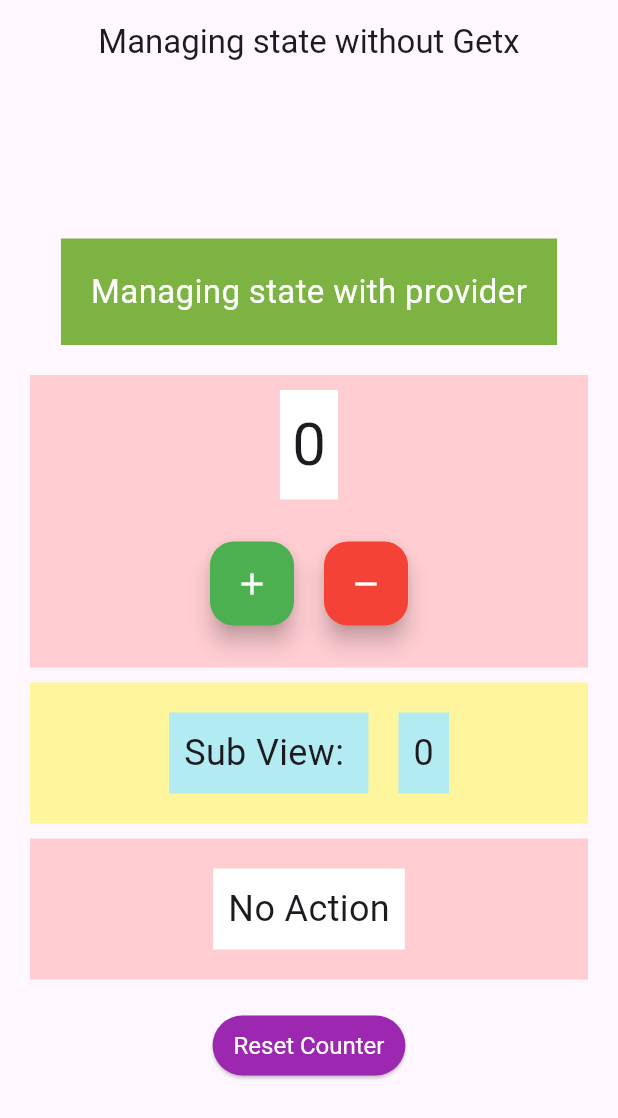
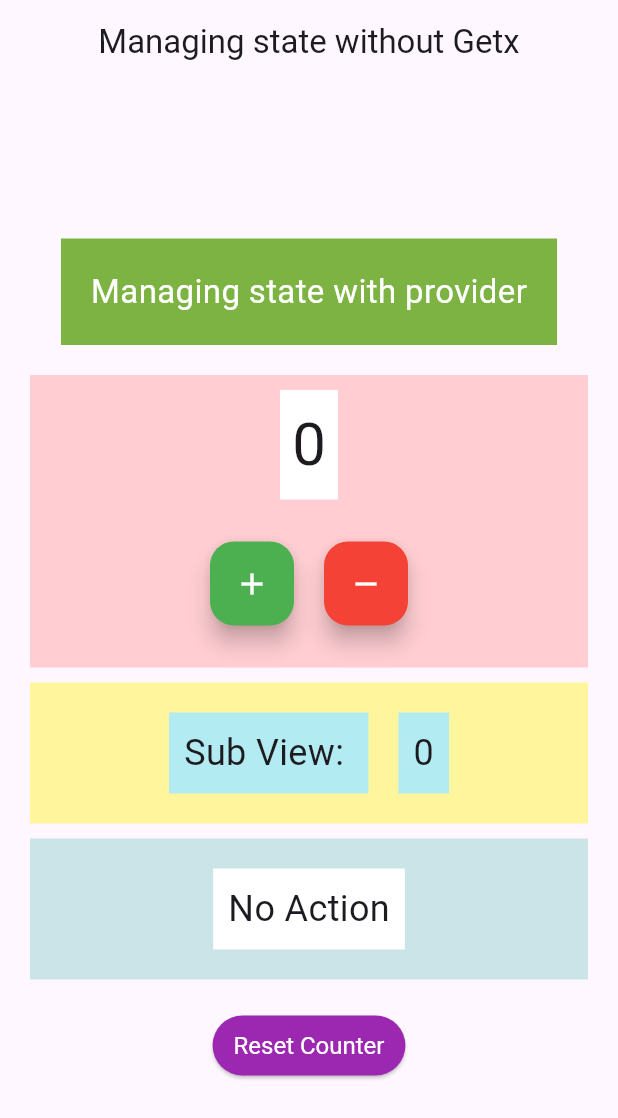
Before and after one commit to milon-dev/flutter_state_management_with_getx, a Flutter app: the screen it shows after launch, on a phone screen of 412 x 824 dp. Shown: the top 1118 px of the screen. Run offline on Flutter 3.47's test engine with Material 3 defaults, Android fonts, the phone set to English and light mode, and no system bars; our stand-ins replace get.

Commit message:
All Done.

```diff
--- a/lib/screens/counter_screen.dart
+++ b/lib/screens/counter_screen.dart
@@ -40,7 +40,7 @@ class _CounterScreenState extends State<CounterScreen> {
             const MiddleContainer(),
             const SizedBox(height: 10),
             Container(
-              color: Colors.red[100],
+              color: Colors.teal.withOpacity(0.2),
               padding: const EdgeInsets.all(20.0),
               margin: const EdgeInsets.symmetric(horizontal: 20.0),
               child:  Column(
@@ -53,7 +53,7 @@ class _CounterScreenState extends State<CounterScreen> {
                         padding: const EdgeInsets.all(10.0),
                         child: Obx(() =>  Text(
                           counterController.actionName.value,
-                          style: TextStyle(fontSize: 24.0),
+                          style: const TextStyle(fontSize: 24.0),
                         )),
                       )
                     ],
```
